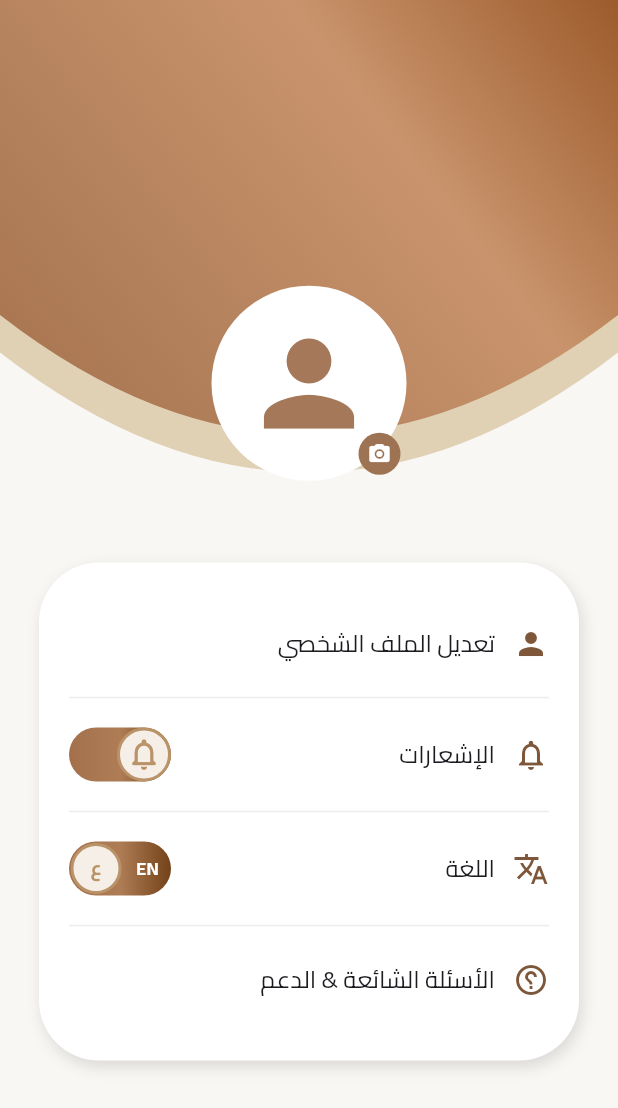
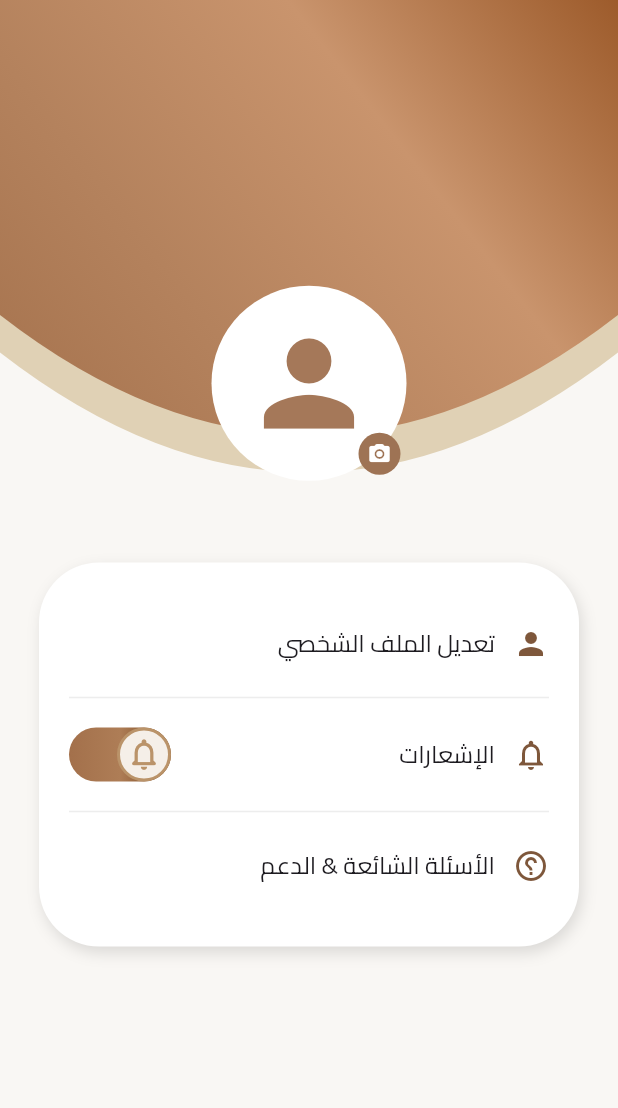
Before and after one commit to F37214453/mulabbi, a Flutter app: the SettingsPage screen opened directly, on a phone screen of 412 x 824 dp. Shown: the top 1108 px of the screen. Run offline on Flutter 3.47's test engine with Material 3 defaults, Android fonts, the phone set to English and light mode, and no system bars; our stand-ins replace adhan, dio, flutter_compass, flutter_svg, geolocator, get and 5 more; missing offline and left inert: adhan_dart, quran; accounts and stored records are empty; project files that could hold a hidden picture were left out.

Commit message:
removed langauge from settings page

```diff
--- a/lib/views/settings_views/settings_page.dart
+++ b/lib/views/settings_views/settings_page.dart
@@ -150,15 +150,6 @@ class _SettingsPageState extends State<SettingsPage> {
                     },
                   ),
                   const Divider(thickness: 1, color: Color(0xFFEDEDED)),
-                  LanguageRow(
-                    selectedLanguage: selectedLanguage,
-                    onLanguageChanged: (lang) {
-                      setState(() {
-                        selectedLanguage = lang;
-                      });
-                    },
-                  ),
-                  const Divider(thickness: 1, color: Color(0xFFEDEDED)),
                   SettingsRow(
                     title: 'الأسئلة الشائعة & الدعم',
                     icon: Icons.help_outline,
```
